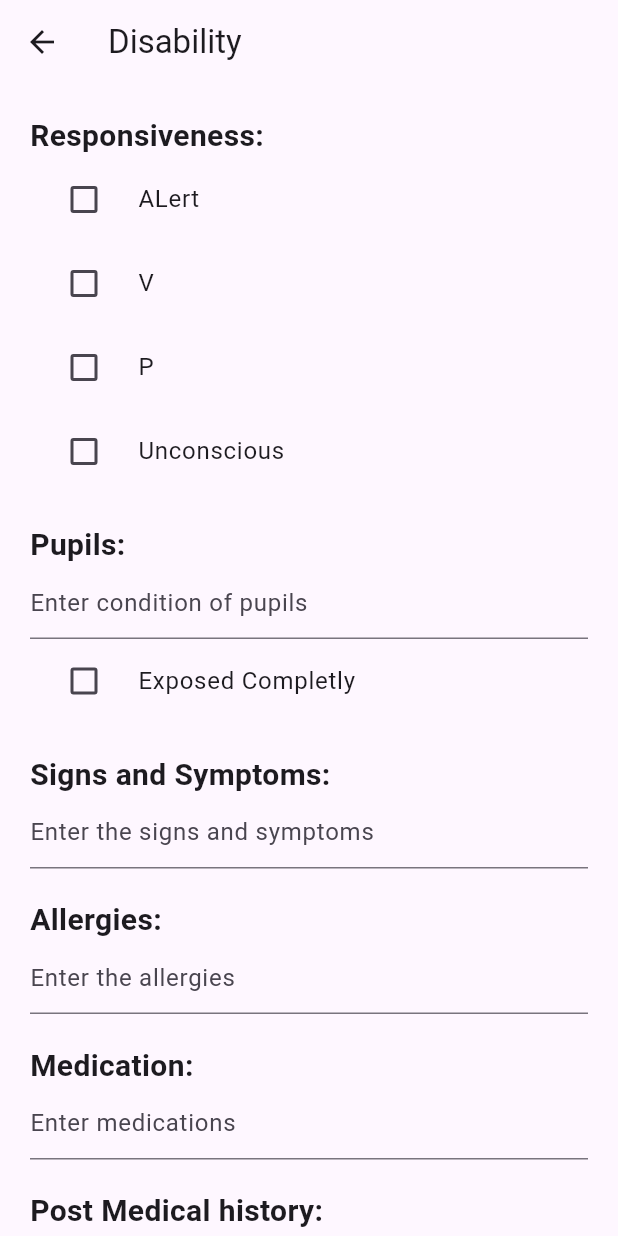
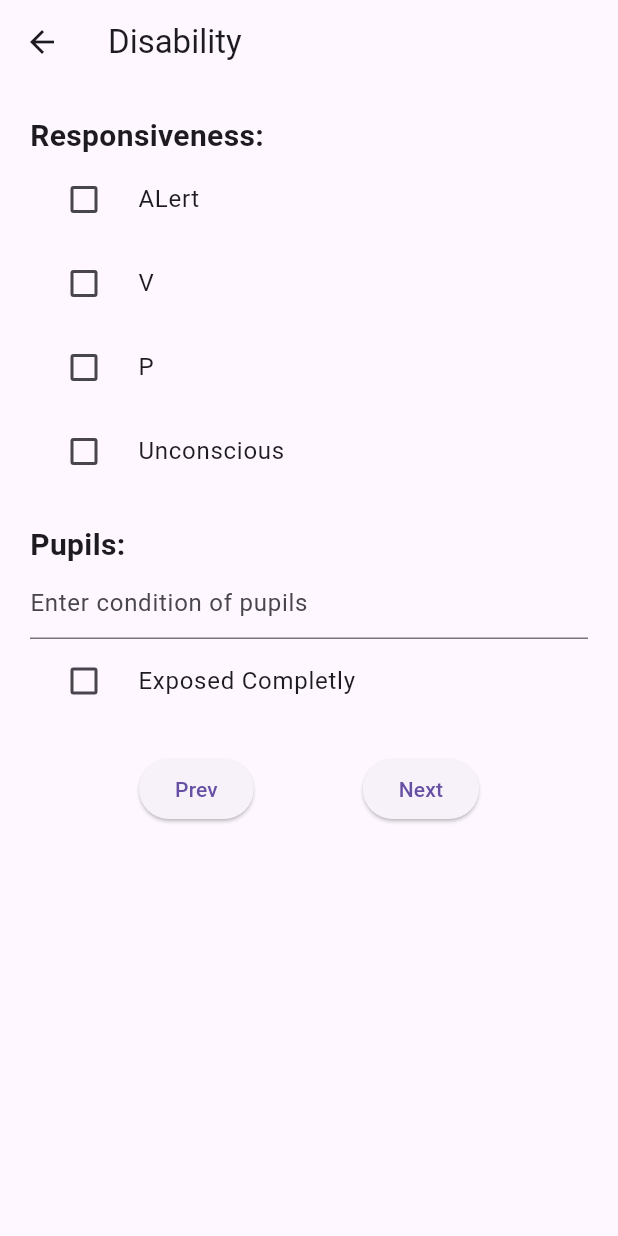
Before and after one commit to Valvahen/EmApp, a Flutter app: the DisabilityPage screen opened directly, on a phone screen of 412 x 824 dp. Run offline on Flutter 3.47's test engine with Material 3 defaults, Android fonts, the phone set to English and light mode, and no system bars; our stand-ins replace supabase_flutter; accounts and stored records are empty.

Commit message:
removed sample

```diff
--- a/lib/disablity_page.dart
+++ b/lib/disablity_page.dart
@@ -125,72 +125,6 @@ class _DisabilityPageState extends State<DisabilityPage> {
               },
             ),
             SizedBox(height: 20),
-            Text(
-              'Signs and Symptoms:',
-              style: TextStyle(fontSize: 20, fontWeight: FontWeight.bold),
-            ),
-            TextField(
-              controller: signsAndSymptoms,
-              decoration: InputDecoration(
-                hintText: 'Enter the signs and symptoms',
-              ),
-            ),
-            SizedBox(height: 20),
-            Text(
-              'Allergies:',
-              style: TextStyle(fontSize: 20, fontWeight: FontWeight.bold),
-            ),
-            TextField(
-              controller: allergies,
-              decoration: InputDecoration(
-                hintText: 'Enter the allergies',
-              ),
-            ),
-            SizedBox(height: 20),
-            Text(
-              'Medication:',
-              style: TextStyle(fontSize: 20, fontWeight: FontWeight.bold),
-            ),
-            TextField(
-              controller: medications,
-              decoration: InputDecoration(
-                hintText: 'Enter medications',
-              ),
-            ),
-            SizedBox(height: 20),
-            Text(
-              'Post Medical history:',
-              style: TextStyle(fontSize: 20, fontWeight: FontWeight.bold),
-            ),
-            TextField(
-              controller: postMedicalHistory,
-              decoration: InputDecoration(
-                hintText: 'Enter the signs and symptoms',
-              ),
-            ),
-            SizedBox(height: 20),
-            Text(
-              'Last Meal:',
-              style: TextStyle(fontSize: 20, fontWeight: FontWeight.bold),
-            ),
-            TextField(
-              controller: lastMeal,
-              decoration: InputDecoration(
-                hintText: 'Enter the last meal details',
-              ),
-            ),
-            SizedBox(height: 20),
-            Text(
-              'Event leading for the cause:',
-              style: TextStyle(fontSize: 20, fontWeight: FontWeight.bold),
-            ),
-            TextField(
-              controller: eventLeadingForCause,
-              decoration: InputDecoration(
-                hintText: 'Enter the signs and symptoms',
-              ),
-            ),
-            SizedBox(height: 20),
             Row(
               mainAxisAlignment: MainAxisAlignment.spaceEvenly,
               children: [
```
